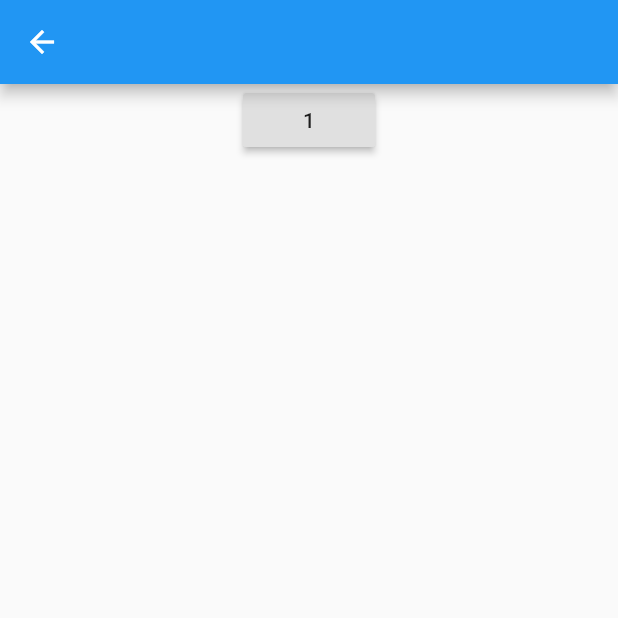
After one commit to Ryan-Shz/Cocoon, a Flutter app: the WidgetLifecyclePage screen opened by its route, after a tap on an icon or button, on a phone screen of 412 x 824 dp, the top half of it. The commit adds this screen. Run offline on Flutter 3.47's test engine with Material 2 defaults, Android fonts, the phone set to English and light mode, and no system bars; missing offline and left inert: flutter_color_plugin.

Commit message:
plugin,gesture,lifecycle learning

```diff
--- /dev/null
+++ b/lib/widget_lifecycle_page.dart
@@ -0,0 +1,79 @@
+import 'package:flutter/material.dart';
+
+class WidgetLifecyclePage extends StatefulWidget {
+
+  // 1.
+  @override
+  _WidgetLifecyclePageState createState() => _WidgetLifecyclePageState();
+}
+
+class _WidgetLifecyclePageState extends State<WidgetLifecyclePage> with WidgetsBindingObserver {
+  int _count = 0;
+
+  // 2.
+  @override
+  void initState() {
+    super.initState();
+    print('initState');
+    WidgetsBinding.instance.addObserver(this);
+  }
+
+  // 3.
+  @override
+  void didChangeDependencies() {
+    super.didChangeDependencies();
+    print('didChangeDependencies');
+  }
+
+  // 4.
+  @override
+  Widget build(BuildContext context) {
+    print('build');
+    return Scaffold(
+      appBar: AppBar(
+        leading: BackButton(),
+      ),
+      body: Center(
+        child: Column(
+          children: <Widget>[
+            RaisedButton(
+                child: Text('$_count'),
+                onPressed: () {
+                  setState(() {
+                    _count++;
+                  });
+                })
+          ],
+        ),
+      ),
+    );
+  }
+
+  // 5.
+  @override
+  void didUpdateWidget(WidgetLifecyclePage oldWidget) {
+    super.didUpdateWidget(oldWidget);
+    print('didUpdateWidget');
+  }
+
+  // 6.
+  @override
+  void deactivate() {
+    super.deactivate();
+    print('deactivate');
+  }
+
+  // 7.
+  @override
+  void dispose() {
+    super.dispose();
+    print('dispose');
+    WidgetsBinding.instance.removeObserver(this);
+  }
+
+  @override
+  void didChangeAppLifecycleState(AppLifecycleState state) {
+    super.didChangeAppLifecycleState(state);
+    print("didChangeAppLifecycleState: ${state.toString()}");
+  }
+}
--- a/pubspec.yaml
+++ b/pubspec.yaml
@@ -29,6 +29,7 @@ dependencies:
   # Use with the CupertinoIcons class for iOS style icons.
   cupertino_icons: ^0.1.3
   flutter_color_plugin: ^0.0.2
+  url_launcher: ^5.0.2
 dev_dependencies:
   flutter_test:
     sdk: flutter
@@ -45,8 +46,8 @@ flutter:
   uses-material-design: true
 
   # To add assets to your application, add an assets section, like this:
-  # assets:
-  #   - images/a_dot_burr.jpeg
+  assets:
+    - images/success.png
   #   - images/a_dot_ham.jpeg
 
   # An image asset can refer to one or more resolution-specific "variants", see
```
Also changed, not shown: lib/gesture_page.dart (added, +51 -0 lines), lib/main.dart (+9 -0 lines), lib/plugin.dart (+17 -9 lines), lib/resource_page.dart (added, +53 -0 lines), images/success.png (added).
